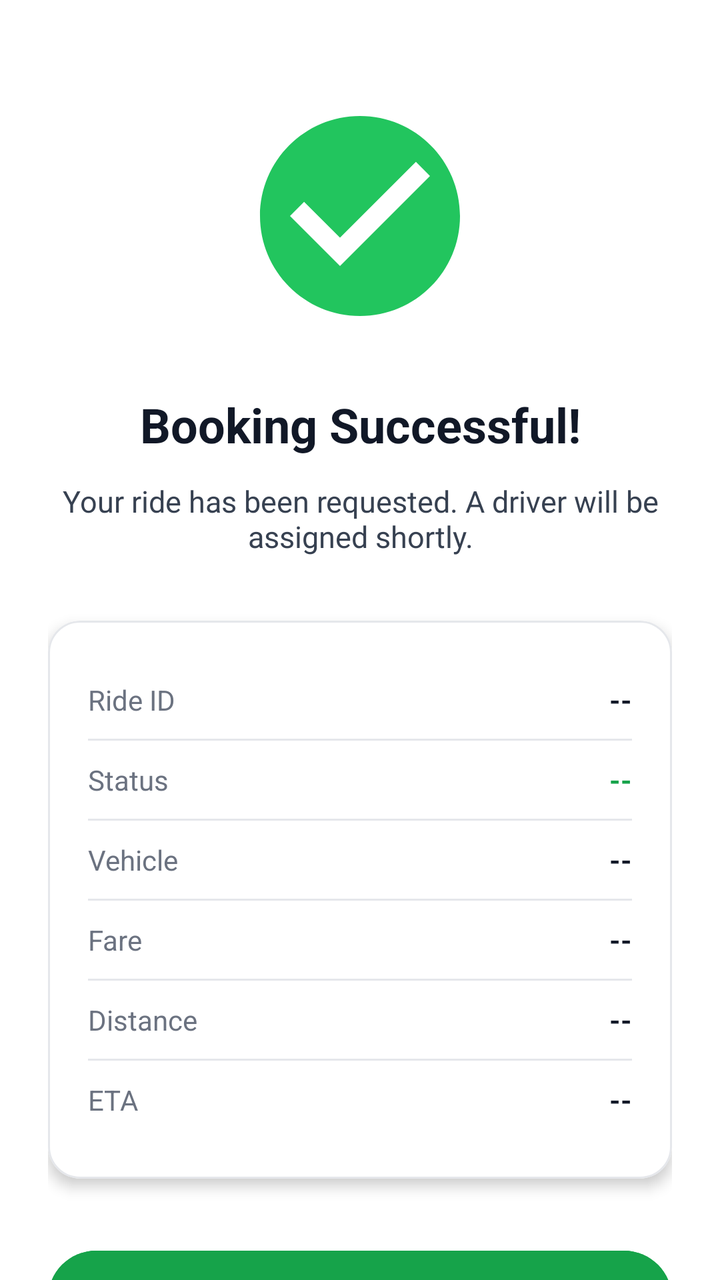
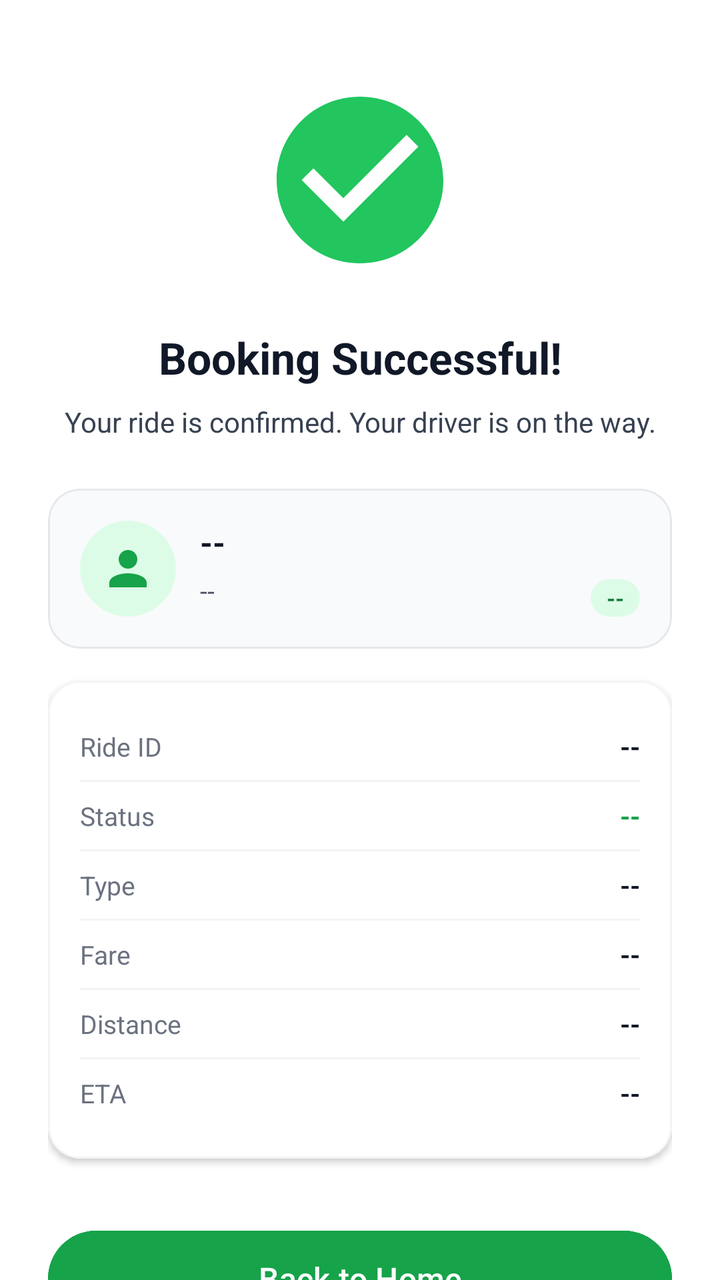

The first picture is an Android layout as it rendered before a commit; the second is the same layout after the commit. The layout source and the unified diff follow.
<!-- AndroidManifest.xml: application theme Theme.GoRide -->
<!-- res/layout/fragment_booking_success.xml -->
<?xml version="1.0" encoding="utf-8"?>
<androidx.core.widget.NestedScrollView xmlns:android="http://schemas.android.com/apk/res/android"
    xmlns:app="http://schemas.android.com/apk/res-auto"
    android:layout_width="match_parent"
    android:layout_height="match_parent"
    android:background="@color/white">

    <androidx.constraintlayout.widget.ConstraintLayout
        android:layout_width="match_parent"
        android:layout_height="wrap_content"
        android:paddingHorizontal="24dp"
        android:paddingTop="48dp"
        android:paddingBottom="32dp">

        
        <ImageView
            android:id="@+id/ivSuccess"
            android:layout_width="120dp"
            android:layout_height="120dp"
            android:src="@drawable/ic_success_check"
            app:layout_constraintEnd_toEndOf="parent"
            app:layout_constraintStart_toStartOf="parent"
            app:layout_constraintTop_toTopOf="parent" />

        
        <TextView
            android:id="@+id/tvSuccessTitle"
            android:layout_width="wrap_content"
            android:layout_height="wrap_content"
            android:layout_marginTop="28dp"
            android:text="Booking Successful!"
            android:textColor="@color/gray_900"
            android:textSize="24sp"
            android:textStyle="bold"
            app:layout_constraintEnd_toEndOf="parent"
            app:layout_constraintStart_toStartOf="parent"
            app:layout_constraintTop_toBottomOf="@id/ivSuccess" />

        
        <TextView
            android:id="@+id/tvSuccessDesc"
            android:layout_width="0dp"
            android:layout_height="wrap_content"
            android:layout_marginTop="12dp"
            android:gravity="center"
            android:text="Your ride has been requested. A driver will be assigned shortly."
            android:textColor="@color/gray_700"
            android:textSize="15sp"
            app:layout_constraintEnd_toEndOf="parent"
            app:layout_constraintStart_toStartOf="parent"
            app:layout_constraintTop_toBottomOf="@id/tvSuccessTitle" />

        
        <com.google.android.material.card.MaterialCardView
            android:id="@+id/cardRideDetails"
            android:layout_width="0dp"
            android:layout_height="wrap_content"
            android:layout_marginTop="32dp"
            app:cardBackgroundColor="@color/white"
            app:cardCornerRadius="16dp"
            app:cardElevation="4dp"
            app:layout_constraintEnd_toEndOf="parent"
            app:layout_constraintStart_toStartOf="parent"
            app:layout_constraintTop_toBottomOf="@id/tvSuccessDesc"
            app:strokeColor="@color/gray_200"
            app:strokeWidth="1dp">

            <LinearLayout
                android:layout_width="match_parent"
                android:layout_height="wrap_content"
                android:orientation="vertical"
                android:padding="20dp">

                
                <LinearLayout
                    android:layout_width="match_parent"
                    android:layout_height="wrap_content"
                    android:orientation="horizontal"
                    android:paddingVertical="10dp">
                    <TextView
                        android:layout_width="0dp"
                        android:layout_height="wrap_content"
                        android:layout_weight="1"
                        android:drawablePadding="8dp"
                        android:text="Ride ID"
                        android:textColor="@color/gray_500"
                        android:textSize="14sp" />
                    <TextView
                        android:id="@+id/tvRideId"
                        android:layout_width="wrap_content"
                        android:layout_height="wrap_content"
                        android:text="--"
                        android:textColor="@color/gray_900"
                        android:textSize="14sp"
                        android:textStyle="bold" />
                </LinearLayout>

                <View
                    android:layout_width="match_parent"
                    android:layout_height="1dp"
                    android:background="@color/gray_200" />

                
                <LinearLayout
                    android:layout_width="match_parent"
                    android:layout_height="wrap_content"
                    android:orientation="horizontal"
                    android:paddingVertical="10dp">
                    <TextView
                        android:layout_width="0dp"
                        android:layout_height="wrap_content"
                        android:layout_weight="1"
                        android:text="Status"
                        android:textColor="@color/gray_500"
                        android:textSize="14sp" />
                    <TextView
                        android:id="@+id/tvStatus"
                        android:layout_width="wrap_content"
                        android:layout_height="wrap_content"
                        android:text="--"
                        android:textColor="@color/primary"
                        android:textSize="14sp"
                        android:textStyle="bold" />
                </LinearLayout>

                <View
                    android:layout_width="match_parent"
                    android:layout_height="1dp"
                    android:background="@color/gray_200" />

                
                <LinearLayout
                    android:layout_width="match_parent"
                    android:layout_height="wrap_content"
                    android:orientation="horizontal"
                    android:paddingVertical="10dp">
                    <TextView
                        android:layout_width="0dp"
                        android:layout_height="wrap_content"
                        android:layout_weight="1"
                        android:text="Vehicle"
                        android:textColor="@color/gray_500"
                        android:textSize="14sp" />
                    <TextView
                        android:id="@+id/tvVehicleType"
                        android:layout_width="wrap_content"
                        android:layout_height="wrap_content"
                        android:text="--"
                        android:textColor="@color/gray_900"
                        android:textSize="14sp"
                        android:textStyle="bold" />
                </LinearLayout>

                <View
                    android:layout_width="match_parent"
                    android:layout_height="1dp"
                    android:background="@color/gray_200" />

                
                <LinearLayout
                    android:layout_width="match_parent"
                    android:layout_height="wrap_content"
                    android:orientation="horizontal"
                    android:paddingVertical="10dp">
                    <TextView
                        android:layout_width="0dp"
                        android:layout_height="wrap_content"
                        android:layout_weight="1"
                        android:text="Fare"
                        android:textColor="@color/gray_500"
                        android:textSize="14sp" />
                    <TextView
                        android:id="@+id/tvFare"
                        android:layout_width="wrap_content"
                        android:layout_height="wrap_content"
                        android:text="--"
                        android:textColor="@color/gray_900"
                        android:textSize="14sp"
                        android:textStyle="bold" />
                </LinearLayout>

                <View
                    android:layout_width="match_parent"
                    android:layout_height="1dp"
                    android:background="@color/gray_200" />

                
                <LinearLayout
                    android:layout_width="match_parent"
                    android:layout_height="wrap_content"
                    android:orientation="horizontal"
                    android:paddingVertical="10dp">
                    <TextView
                        android:layout_width="0dp"
                        android:layout_height="wrap_content"
                        android:layout_weight="1"
                        android:text="Distance"
                        android:textColor="@color/gray_500"
                        android:textSize="14sp" />
                    <TextView
                        android:id="@+id/tvDistance"
                        android:layout_width="wrap_content"
                        android:layout_height="wrap_content"
                        android:text="--"
                        android:textColor="@color/gray_900"
                        android:textSize="14sp"
                        android:textStyle="bold" />
                </LinearLayout>

                <View
                    android:layout_width="match_parent"
                    android:layout_height="1dp"
                    android:background="@color/gray_200" />

                
                <LinearLayout
                    android:layout_width="match_parent"
                    android:layout_height="wrap_content"
                    android:orientation="horizontal"
                    android:paddingVertical="10dp">
                    <TextView
                        android:layout_width="0dp"
                        android:layout_height="wrap_content"
                        android:layout_weight="1"
                        android:text="ETA"
                        android:textColor="@color/gray_500"
                        android:textSize="14sp" />
                    <TextView
                        android:id="@+id/tvDuration"
                        android:layout_width="wrap_content"
                        android:layout_height="wrap_content"
                        android:text="--"
                        android:textColor="@color/gray_900"
                        android:textSize="14sp"
                        android:textStyle="bold" />
                </LinearLayout>

            </LinearLayout>
        </com.google.android.material.card.MaterialCardView>

        
        <com.google.android.material.button.MaterialButton
            android:id="@+id/btnBackHome"
            android:layout_width="0dp"
            android:layout_height="56dp"
            android:layout_marginTop="32dp"
            android:backgroundTint="@color/primary"
            android:text="Back to Home"
            android:textAllCaps="false"
            android:textSize="16sp"
            app:cornerRadius="28dp"
            app:layout_constraintEnd_toEndOf="parent"
            app:layout_constraintStart_toStartOf="parent"
            app:layout_constraintTop_toBottomOf="@id/cardRideDetails" />

    </androidx.constraintlayout.widget.ConstraintLayout>
</androidx.core.widget.NestedScrollView>
<!-- resources referenced by this layout -->
<resources>
  <color name="gray_200">#E5E7EB</color>
  <color name="gray_500">#6B7280</color>
  <color name="gray_700">#374151</color>
  <color name="gray_900">#111827</color>
  <color name="primary">#16A34A</color>
  <color name="white">#FFFFFFFF</color>
  <!-- drawable ic_success_check (drawable) -->
  <vector xmlns:android="http://schemas.android.com/apk/res/android"
      android:width="120dp"
      android:height="120dp"
      android:viewportWidth="24"
      android:viewportHeight="24">
      <path
          android:fillColor="@color/success"
          android:pathData="M12,2C6.48,2 2,6.48 2,12s4.47,10 10,10 10,-4.47 10,-10S17.52,2 12,2zM10,17l-5,-5 1.41,-1.41L10,14.17l7.59,-7.59L19,8l-9,9z" />
  </vector>
  <style name="Theme.GoRide" parent="Theme.Material3.DayNight.NoActionBar">
          
          <item name="colorPrimary">@color/primary</item>
          <item name="colorPrimaryVariant">@color/primary_dark</item>
          <item name="colorOnPrimary">@color/white</item>
          
          <item name="colorSecondary">@color/primary_light</item>
          <item name="colorSecondaryVariant">@color/primary_dark</item>
          <item name="colorOnSecondary">@color/black</item>
          
          <item name="android:statusBarColor">?attr/colorPrimaryVariant</item>
      </style>
  <color name="success">#22C55E</color>
  <color name="primary_dark">#15803D</color>
  <color name="primary_light">#DCFCE7</color>
  <color name="black">#FF000000</color>
</resources>

<!-- the commit's change to res/layout/fragment_booking_success.xml (unified diff, before → after) -->
@@ -9,14 +9,14 @@
         android:layout_width="match_parent"
         android:layout_height="wrap_content"
         android:paddingHorizontal="24dp"
-        android:paddingTop="48dp"
+        android:paddingTop="40dp"
         android:paddingBottom="32dp">
 
         
         <ImageView
             android:id="@+id/ivSuccess"
-            android:layout_width="120dp"
-            android:layout_height="120dp"
+            android:layout_width="100dp"
+            android:layout_height="100dp"
             android:src="@drawable/ic_success_check"
             app:layout_constraintEnd_toEndOf="parent"
             app:layout_constraintStart_toStartOf="parent"
@@ -27,10 +27,10 @@
             android:id="@+id/tvSuccessTitle"
             android:layout_width="wrap_content"
             android:layout_height="wrap_content"
-            android:layout_marginTop="28dp"
+            android:layout_marginTop="24dp"
             android:text="Booking Successful!"
             android:textColor="@color/gray_900"
-            android:textSize="24sp"
+            android:textSize="22sp"
             android:textStyle="bold"
             app:layout_constraintEnd_toEndOf="parent"
             app:layout_constraintStart_toStartOf="parent"
@@ -41,197 +41,254 @@
             android:id="@+id/tvSuccessDesc"
             android:layout_width="0dp"
             android:layout_height="wrap_content"
-            android:layout_marginTop="12dp"
+            android:layout_marginTop="8dp"
             android:gravity="center"
-            android:text="Your ride has been requested. A driver will be assigned shortly."
+            android:text="Your ride is confirmed. Your driver is on the way."
             android:textColor="@color/gray_700"
-            android:textSize="15sp"
+            android:textSize="14sp"
             app:layout_constraintEnd_toEndOf="parent"
             app:layout_constraintStart_toStartOf="parent"
             app:layout_constraintTop_toBottomOf="@id/tvSuccessTitle" />
+
+        
+        <com.google.android.material.card.MaterialCardView
+            android:id="@+id/cardDriverDetails"
+            android:layout_width="0dp"
+            android:layout_height="wrap_content"
+            android:layout_marginTop="24dp"
+            app:cardBackgroundColor="@color/gray_50"
+            app:cardCornerRadius="16dp"
+            app:cardElevation="0dp"
+            app:layout_constraintEnd_toEndOf="parent"
+            app:layout_constraintStart_toStartOf="parent"
+            app:layout_constraintTop_toBottomOf="@id/tvSuccessDesc"
+            app:strokeColor="@color/gray_200"
+            app:strokeWidth="1dp">
+
+            <androidx.constraintlayout.widget.ConstraintLayout
+                android:layout_width="match_parent"
+                android:layout_height="wrap_content"
+                android:padding="16dp">
+
+                <ImageView
+                    android:id="@+id/ivDriverAvatar"
+                    android:layout_width="48dp"
+                    android:layout_height="48dp"
+                    android:background="@drawable/bg_driver_avatar"
+                    android:padding="10dp"
+                    android:src="@drawable/ic_person"
+                    app:layout_constraintStart_toStartOf="parent"
+                    app:layout_constraintTop_toTopOf="parent"
+                    app:tint="@color/primary" />
+
+                <TextView
+                    android:id="@+id/tvDriverName"
+                    android:layout_width="0dp"
+                    android:layout_height="wrap_content"
+                    android:layout_marginStart="12dp"
+                    android:text="--"
+                    android:textColor="@color/gray_900"
+                    android:textSize="16sp"
+                    android:textStyle="bold"
+                    app:layout_constraintEnd_toEndOf="parent"
+                    app:layout_constraintStart_toEndOf="@id/ivDriverAvatar"
+                    app:layout_constraintTop_toTopOf="@id/ivDriverAvatar" />
+
+                <TextView
+                    android:id="@+id/tvDriverVehicle"
+                    android:layout_width="0dp"
+                    android:layout_height="wrap_content"
+                    android:text="--"
+                    android:textColor="@color/gray_600"
+                    android:textSize="13sp"
+                    app:layout_constraintBottom_toBottomOf="@id/ivDriverAvatar"
+                    app:layout_constraintEnd_toStartOf="@id/tvDriverPlate"
+                    app:layout_constraintStart_toStartOf="@id/tvDriverName"
+                    app:layout_constraintTop_toBottomOf="@id/tvDriverName" />
+
+                <TextView
+                    android:id="@+id/tvDriverPlate"
+                    android:layout_width="wrap_content"
+                    android:layout_height="wrap_content"
+                    android:background="@drawable/bg_fare_badge"
+                    android:paddingHorizontal="8dp"
+                    android:paddingVertical="2dp"
+                    android:text="--"
+                    android:textColor="@color/primary_dark"
+                    android:textSize="11sp"
+                    android:textStyle="bold"
+                    app:layout_constraintBottom_toBottomOf="@id/ivDriverAvatar"
+                    app:layout_constraintEnd_toEndOf="parent" />
+
+            </androidx.constraintlayout.widget.ConstraintLayout>
+        </com.google.android.material.card.MaterialCardView>
 
         
         <com.google.android.material.card.MaterialCardView
             android:id="@+id/cardRideDetails"
             android:layout_width="0dp"
             android:layout_height="wrap_content"
-            android:layout_marginTop="32dp"
+            android:layout_marginTop="16dp"
             app:cardBackgroundColor="@color/white"
             app:cardCornerRadius="16dp"
-            app:cardElevation="4dp"
-            app:layout_constraintEnd_toEndOf="parent"
-            app:layout_constraintStart_toStartOf="parent"
-            app:layout_constraintTop_toBottomOf="@id/tvSuccessDesc"
-            app:strokeColor="@color/gray_200"
+            app:cardElevation="2dp"
+            app:layout_constraintEnd_toEndOf="parent"
+            app:layout_constraintStart_toStartOf="parent"
+            app:layout_constraintTop_toBottomOf="@id/cardDriverDetails"
+            app:strokeColor="@color/gray_100"
             app:strokeWidth="1dp">
 
             <LinearLayout
                 android:layout_width="match_parent"
                 android:layout_height="wrap_content"
                 android:orientation="vertical"
-                android:padding="20dp">
-
-                
-                <LinearLayout
-                    android:layout_width="match_parent"
-                    android:layout_height="wrap_content"
-                    android:orientation="horizontal"
-                    android:paddingVertical="10dp">
-                    <TextView
-                        android:layout_width="0dp"
-                        android:layout_height="wrap_content"
-                        android:layout_weight="1"
-                        android:drawablePadding="8dp"
+                android:padding="16dp">
+
+                
+                <LinearLayout
+                    android:layout_width="match_parent"
+                    android:layout_height="wrap_content"
+                    android:orientation="horizontal"
+                    android:paddingVertical="8dp">
+                    <TextView
+                        android:layout_width="0dp"
+                        android:layout_height="wrap_content"
+                        android:layout_weight="1"
                         android:text="Ride ID"
                         android:textColor="@color/gray_500"
-                        android:textSize="14sp" />
+                        android:textSize="13sp" />
                     <TextView
                         android:id="@+id/tvRideId"
                         android:layout_width="wrap_content"
                         android:layout_height="wrap_content"
                         android:text="--"
                         android:textColor="@color/gray_900"
-                        android:textSize="14sp"
-                        android:textStyle="bold" />
-                </LinearLayout>
-
-                <View
-                    android:layout_width="match_parent"
-                    android:layout_height="1dp"
-                    android:background="@color/gray_200" />
-
-                
-                <LinearLayout
-                    android:layout_width="match_parent"
-                    android:layout_height="wrap_content"
-                    android:orientation="horizontal"
-                    android:paddingVertical="10dp">
+                        android:textSize="13sp"
+                        android:textStyle="bold" />
+                </LinearLayout>
+
+                <View android:layout_width="match_parent" android:layout_height="1dp" android:background="@color/gray_100" />
+
+                
+                <LinearLayout
+                    android:layout_width="match_parent"
+                    android:layout_height="wrap_content"
+                    android:orientation="horizontal"
+                    android:paddingVertical="8dp">
                     <TextView
                         android:layout_width="0dp"
                         android:layout_height="wrap_content"
                         android:layout_weight="1"
                         android:text="Status"
                         android:textColor="@color/gray_500"
-                        android:textSize="14sp" />
+                        android:textSize="13sp" />
                     <TextView
                         android:id="@+id/tvStatus"
                         android:layout_width="wrap_content"
                         android:layout_height="wrap_content"
                         android:text="--"
                         android:textColor="@color/primary"
-                        android:textSize="14sp"
-                        android:textStyle="bold" />
-                </LinearLayout>
-
-                <View
-                    android:layout_width="match_parent"
-                    android:layout_height="1dp"
-                    android:background="@color/gray_200" />
-
-                
-                <LinearLayout
-                    android:layout_width="match_parent"
-                    android:layout_height="wrap_content"
-                    android:orientation="horizontal"
-                    android:paddingVertical="10dp">
-                    <TextView
-                        android:layout_width="0dp"
-                        android:layout_height="wrap_content"
-                        android:layout_weight="1"
-                        android:text="Vehicle"
-                        android:textColor="@color/gray_500"
-                        android:textSize="14sp" />
+                        android:textSize="13sp"
+                        android:textStyle="bold" />
+                </LinearLayout>
+
+                <View android:layout_width="match_parent" android:layout_height="1dp" android:background="@color/gray_100" />
+
+                
+                <LinearLayout
+                    android:layout_width="match_parent"
+                    android:layout_height="wrap_content"
+                    android:orientation="horizontal"
+                    android:paddingVertical="8dp">
+                    <TextView
+                        android:layout_width="0dp"
+                        android:layout_height="wrap_content"
+                        android:layout_weight="1"
+                        android:text="Type"
+                        android:textColor="@color/gray_500"
+                        android:textSize="13sp" />
                     <TextView
                         android:id="@+id/tvVehicleType"
                         android:layout_width="wrap_content"
                         android:layout_height="wrap_content"
                         android:text="--"
                         android:textColor="@color/gray_900"
-                        android:textSize="14sp"
-                        android:textStyle="bold" />
-                </LinearLayout>
-
-                <View
-                    android:layout_width="match_parent"
-                    android:layout_height="1dp"
-                    android:background="@color/gray_200" />
-
-                
-                <LinearLayout
-                    android:layout_width="match_parent"
-                    android:layout_height="wrap_content"
-                    android:orientation="horizontal"
-                    android:paddingVertical="10dp">
+                        android:textSize="13sp"
+                        android:textStyle="bold" />
+                </LinearLayout>
+
+                <View android:layout_width="match_parent" android:layout_height="1dp" android:background="@color/gray_100" />
+
+                
+                <LinearLayout
+                    android:layout_width="match_parent"
+                    android:layout_height="wrap_content"
+                    android:orientation="horizontal"
+                    android:paddingVertical="8dp">
                     <TextView
                         android:layout_width="0dp"
                         android:layout_height="wrap_content"
                         android:layout_weight="1"
                         android:text="Fare"
                         android:textColor="@color/gray_500"
-                        android:textSize="14sp" />
+                        android:textSize="13sp" />
                     <TextView
                         android:id="@+id/tvFare"
                         android:layout_width="wrap_content"
                         android:layout_height="wrap_content"
                         android:text="--"
                         android:textColor="@color/gray_900"
-                        android:textSize="14sp"
-                        android:textStyle="bold" />
-                </LinearLayout>
-
-                <View
-                    android:layout_width="match_parent"
-                    android:layout_height="1dp"
-                    android:background="@color/gray_200" />
-
-                
-                <LinearLayout
-                    android:layout_width="match_parent"
-                    android:layout_height="wrap_content"
-                    android:orientation="horizontal"
-                    android:paddingVertical="10dp">
+                        android:textSize="13sp"
+                        android:textStyle="bold" />
+                </LinearLayout>
+
+                <View android:layout_width="match_parent" android:layout_height="1dp" android:background="@color/gray_100" />
+
+                
+                <LinearLayout
+                    android:layout_width="match_parent"
+                    android:layout_height="wrap_content"
+                    android:orientation="horizontal"
+                    android:paddingVertical="8dp">
                     <TextView
                         android:layout_width="0dp"
                         android:layout_height="wrap_content"
                         android:layout_weight="1"
                         android:text="Distance"
                         android:textColor="@color/gray_500"
-                        android:textSize="14sp" />
+                        android:textSize="13sp" />
                     <TextView
                         android:id="@+id/tvDistance"
                         android:layout_width="wrap_content"
                         android:layout_height="wrap_content"
                         android:text="--"
                         android:textColor="@color/gray_900"
-                        android:textSize="14sp"
-                        android:textStyle="bold" />
-                </LinearLayout>
-
-                <View
-                    android:layout_width="match_parent"
-                    android:layout_height="1dp"
-                    android:background="@color/gray_200" />
-
-                
-                <LinearLayout
-                    android:layout_width="match_parent"
-                    android:layout_height="wrap_content"
-                    android:orientation="horizontal"
-                    android:paddingVertical="10dp">
+                        android:textSize="13sp"
+                        android:textStyle="bold" />
+                </LinearLayout>
+
+                <View android:layout_width="match_parent" android:layout_height="1dp" android:background="@color/gray_100" />
+
+                
+                <LinearLayout
+                    android:layout_width="match_parent"
+                    android:layout_height="wrap_content"
+                    android:orientation="horizontal"
+                    android:paddingVertical="8dp">
                     <TextView
                         android:layout_width="0dp"
                         android:layout_height="wrap_content"
                         android:layout_weight="1"
                         android:text="ETA"
                         android:textColor="@color/gray_500"
-                        android:textSize="14sp" />
+                        android:textSize="13sp" />
                     <TextView
                         android:id="@+id/tvDuration"
                         android:layout_width="wrap_content"
                         android:layout_height="wrap_content"
                         android:text="--"
                         android:textColor="@color/gray_900"
-                        android:textSize="14sp"
+                        android:textSize="13sp"
                         android:textStyle="bold" />
                 </LinearLayout>
 
<!-- resource entries referenced after the edit -->
@@ -1,11 +1,38 @@
 <!-- resources referenced by this layout -->
 <resources>
+  <color name="gray_100">#F3F4F6</color>
   <color name="gray_200">#E5E7EB</color>
+  <color name="gray_50">#F9FAFB</color>
   <color name="gray_500">#6B7280</color>
+  <color name="gray_600">#4B5563</color>
   <color name="gray_700">#374151</color>
   <color name="gray_900">#111827</color>
   <color name="primary">#16A34A</color>
+  <color name="primary_dark">#15803D</color>
   <color name="white">#FFFFFFFF</color>
+  <!-- drawable bg_driver_avatar (drawable) -->
+  <?xml version="1.0" encoding="utf-8"?>
+  <shape xmlns:android="http://schemas.android.com/apk/res/android"
+      android:shape="oval">
+      <solid android:color="#DCFCE7" />
+  </shape>
+  <!-- drawable bg_fare_badge (drawable) -->
+  <?xml version="1.0" encoding="utf-8"?>
+  <shape xmlns:android="http://schemas.android.com/apk/res/android"
+      android:shape="rectangle">
+      <solid android:color="#DCFCE7" />
+      <corners android:radius="12dp" />
+  </shape>
+  <!-- drawable ic_person (drawable) -->
+  <vector xmlns:android="http://schemas.android.com/apk/res/android"
+      android:width="24dp"
+      android:height="24dp"
+      android:viewportWidth="24"
+      android:viewportHeight="24">
+      <path
+          android:fillColor="@color/gray_500"
+          android:pathData="M12,4A4,4 0 0,1 16,8A4,4 0 0,1 12,12A4,4 0 0,1 8,8A4,4 0 0,1 12,4M12,14C16.42,14 20,15.79 20,18V20H4V18C4,15.79 7.58,14 12,14Z" />
+  </vector>
   <!-- drawable ic_success_check (drawable) -->
   <vector xmlns:android="http://schemas.android.com/apk/res/android"
       android:width="120dp"
@@ -29,7 +56,6 @@
           <item name="android:statusBarColor">?attr/colorPrimaryVariant</item>
       </style>
   <color name="success">#22C55E</color>
-  <color name="primary_dark">#15803D</color>
   <color name="primary_light">#DCFCE7</color>
   <color name="black">#FF000000</color>
 </resources>
